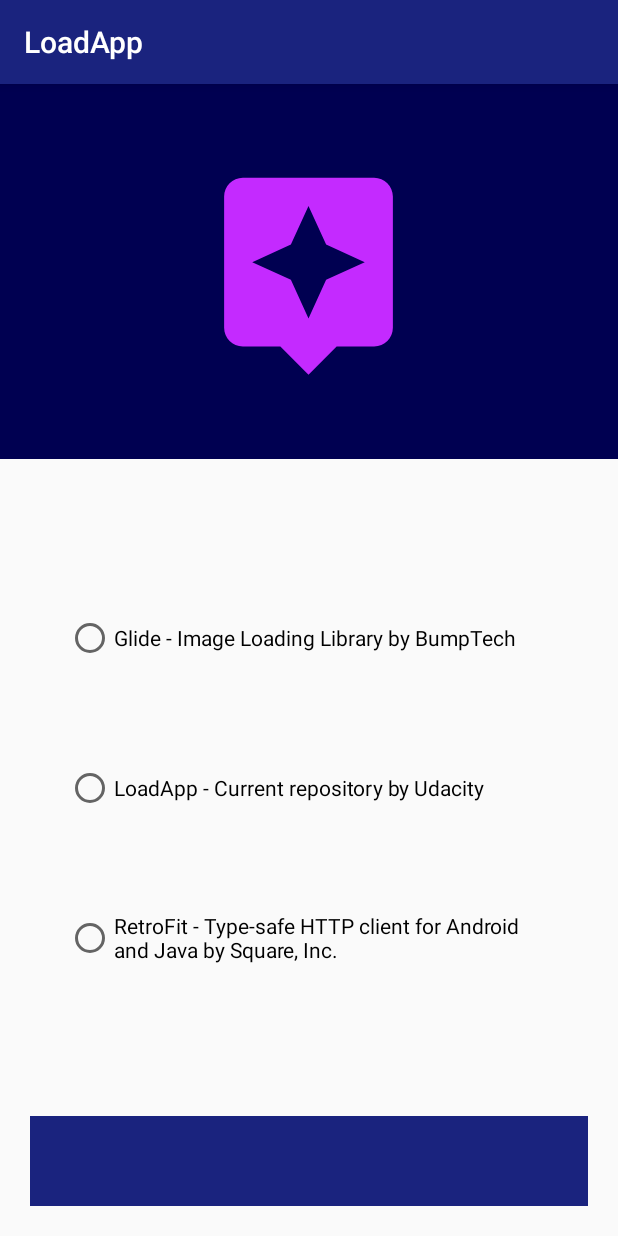
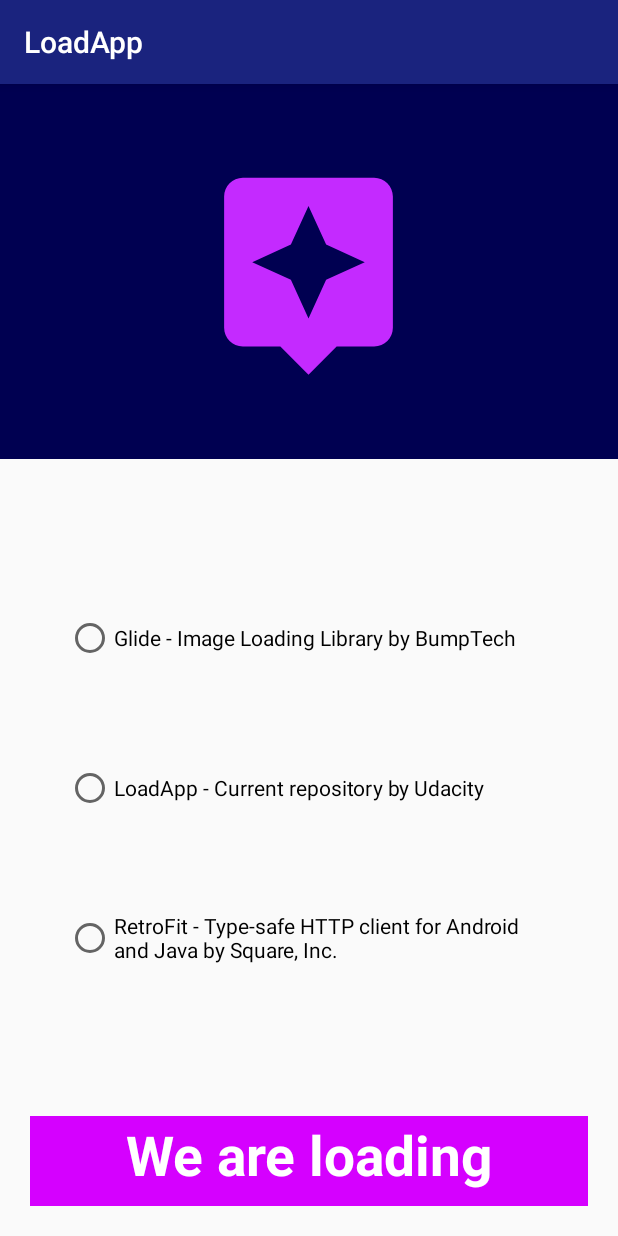
Before and after one commit to EberronBruce/Udacity_Android_LoadingApp, an Android app: the screen it shows after launch (MainActivity), after a tap on an icon or button, on a phone screen of 412 x 824 dp. Run offline under Robolectric (Android 15) with nearby library versions, the phone set to English and light mode, and no system bars.

Commit message:
Able to make the button animate with a bar repeatedly.

```diff
--- a/app/src/main/java/com/udacity/LoadingButton.kt
+++ b/app/src/main/java/com/udacity/LoadingButton.kt
@@ -1,33 +1,133 @@
+//Use code from https://www.geeksforgeeks.org/how-to-create-custom-loading-button-by-extending-viewclass-in-android/
+
 package com.udacity
 
+import android.animation.AnimatorInflater
 import android.animation.ValueAnimator
 import android.content.Context
 import android.graphics.Canvas
+import android.graphics.Color
+import android.graphics.Paint
+import android.graphics.Typeface
 import android.util.AttributeSet
+import android.util.Log
 import android.view.View
+import androidx.core.content.ContextCompat
 import kotlin.properties.Delegates
+
+private const val TAG = "LoadingButton"
 
 class LoadingButton @JvmOverloads constructor(
     context: Context, attrs: AttributeSet? = null, defStyleAttr: Int = 0
 ) : View(context, attrs, defStyleAttr) {
+
+    private var bgColor: Int = Color.BLACK
+    private var textColor: Int = Color.BLACK // default color
+
     private var widthSize = 0
     private var heightSize = 0
 
-    private val valueAnimator = ValueAnimator()
+    // tells the compiler that the value of a variable
+    // must never be cached as its value may change outside
+    @Volatile
+    private var progress: Double = 0.0
+    private var valueAnimator: ValueAnimator
 
-    private var buttonState: ButtonState by Delegates.observable<ButtonState>(ButtonState.Completed) { p, old, new ->
-
+    private var buttonState: ButtonState by Delegates.observable(ButtonState.Completed) { _, _, _ ->
     }
 
-
-    init {
-
+    private val updateListener = ValueAnimator.AnimatorUpdateListener {
+        progress = (it.animatedValue as Float).toDouble()
+        invalidate() //redraw the screen
+        requestLayout() //when rectangular progress dimension changes
     }
 
+    // call after downloading is completed
+    fun hasCompletedDownload() {
+        // cancel the animation when file is downloaded
+        valueAnimator.cancel()
+        buttonState = ButtonState.Completed
+        invalidate()
+        requestLayout()
+    }
+
+    // initialize
+    init {
+        isClickable = true
+        valueAnimator =
+            AnimatorInflater.loadAnimator(context, R.animator.loading_animator) as ValueAnimator
+
+        valueAnimator.addUpdateListener(updateListener)
+
+        // initialize custom attributes of the button
+        val attr = context.theme.obtainStyledAttributes(
+            attrs,
+            R.styleable.LoadingButton,
+            0,
+            0
+        )
+        try {
+
+            //button background color
+            bgColor = attr.getColor(R.styleable.LoadingButton_bgColor, ContextCompat.getColor(context, R.color.colorPrimaryDark))
+
+            // button text color
+            textColor = attr.getColor(R.styleable.LoadingButton_textColor, ContextCompat.getColor(context, R.color.white))
+
+        } finally {
+            // clearing all the data associated with attributes
+            attr.recycle()
+        }
+    }
+
+    // set attributes of paint
+    private val paint = Paint(Paint.ANTI_ALIAS_FLAG).apply {
+        style = Paint.Style.FILL
+        textAlign = Paint.Align.CENTER // button text alignment
+        textSize = 55.0f // button text size
+        typeface = Typeface.create("", Typeface.BOLD) // button text's font style
+    }
+
+    override fun performClick(): Boolean {
+        super.performClick()
+        if (buttonState == ButtonState.Completed) buttonState = ButtonState.Loading
+        animation()
+
+        return true
+    }
+
+    // start the animation when button is clicked
+    private fun animation() {
+        valueAnimator.start()
+    }
 
     override fun onDraw(canvas: Canvas?) {
         super.onDraw(canvas)
+        paint.strokeWidth = 0f
+        paint.color = bgColor
+        // draw custom button
+        canvas?.drawRect(0f, 0f, width.toFloat(), height.toFloat(), paint)
 
+        // to show rectangular progress on custom button while file is downloading
+        if (buttonState == ButtonState.Loading) {
+            paint.color = ContextCompat.getColor(context, R.color.colorAccent)
+            canvas?.drawRect(0f, 0f, (width * (progress / 100)).toFloat(), height.toFloat(), paint)
+            Log.d(TAG, "progress : $progress")
+            Log.d(TAG, "buttonState : $buttonState")
+            if(progress >= 100.0) {
+                progress = 0.0
+                invalidate()
+                animation()
+            }
+        }
+        // check the button state
+        val buttonText = if (buttonState == ButtonState.Loading)
+            resources.getString(R.string.button_loading)
+        else resources.getString(R.string.button_name)
+
+        // write the text on custom button
+        paint.color = textColor
+        canvas?.drawText(buttonText, (width /2).toFloat(), ((height + 30) / 2).toFloat(), paint)
     }
 
     override fun onMeasure(widthMeasureSpec: Int, heightMeasureSpec: Int) {
--- /dev/null
+++ b/app/src/main/res/animator/loading_animator.xml
@@ -0,0 +1,8 @@
+<?xml version="1.0" encoding="utf-8"?>
+<animator
+    xmlns:android="http://schemas.android.com/apk/res/android"
+    android:duration="2000"
+    android:interpolator="@android:anim/accelerate_decelerate_interpolator"
+    android:valueFrom="0f"
+    android:valueTo="100f"
+    android:valueType="floatType"/>
--- a/app/src/main/res/values/attrs.xml
+++ b/app/src/main/res/values/attrs.xml
@@ -1,6 +1,8 @@
 <?xml version="1.0" encoding="utf-8"?>
 <resources>
     <declare-styleable name="LoadingButton">
-<!--   TODO: create custom attributes for the view-->
+        <!--create custom attributes for the the view-->
+        <attr name="bgColor" format="integer" />
+        <attr name="textColor" format="integer" />
     </declare-styleable>
 </resources>
```
